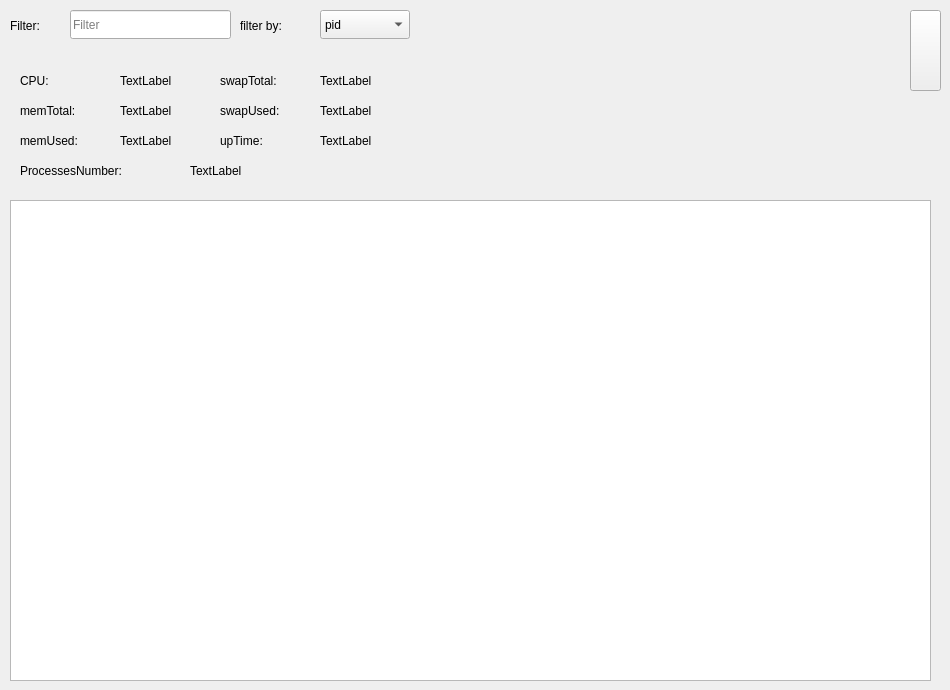
Above: hqtop/widget.ui from frankenstein27/hqtop before the change. Below: the same form after it.
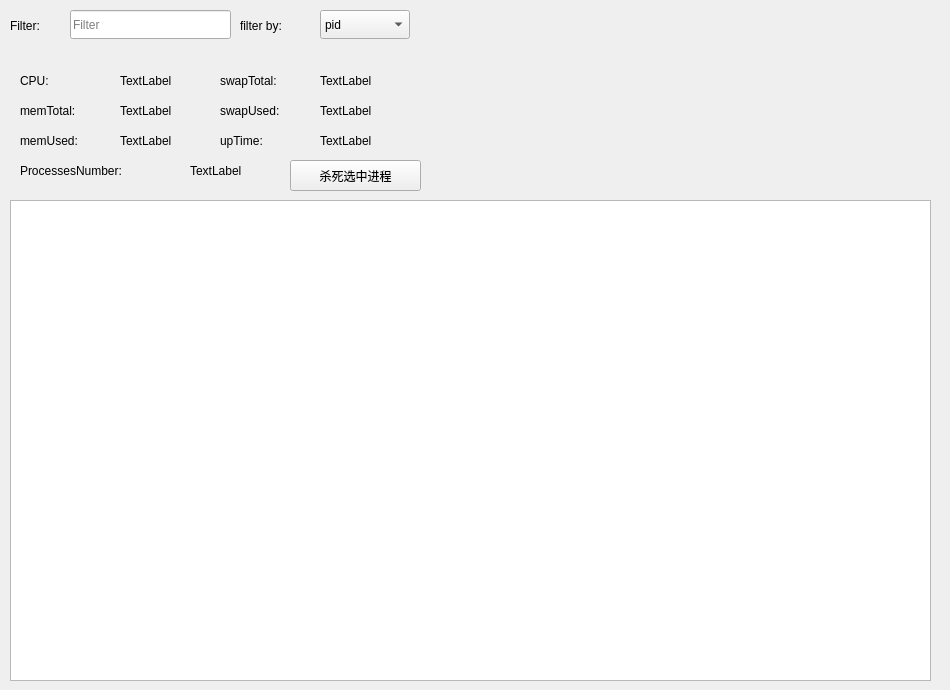
That is the form after the change.

Commit message: 添加杀死进程功能

```diff
--- a/hqtop/widget.ui
+++ b/hqtop/widget.ui
@@ -16,14 +16,14 @@
   <widget class="QPushButton" name="testPushButton">
    <property name="geometry">
     <rect>
-     <x>910</x>
-     <y>10</y>
-     <width>31</width>
-     <height>81</height>
+     <x>290</x>
+     <y>160</y>
+     <width>131</width>
+     <height>31</height>
     </rect>
    </property>
    <property name="text">
-    <string/>
+    <string>杀死选中进程</string>
    </property>
   </widget>
   <widget class="QTableView" name="processesTableView">
```
Left out of the diff: 2 changed lines with no effect on the pictures. The commit also changes 9 other files.
